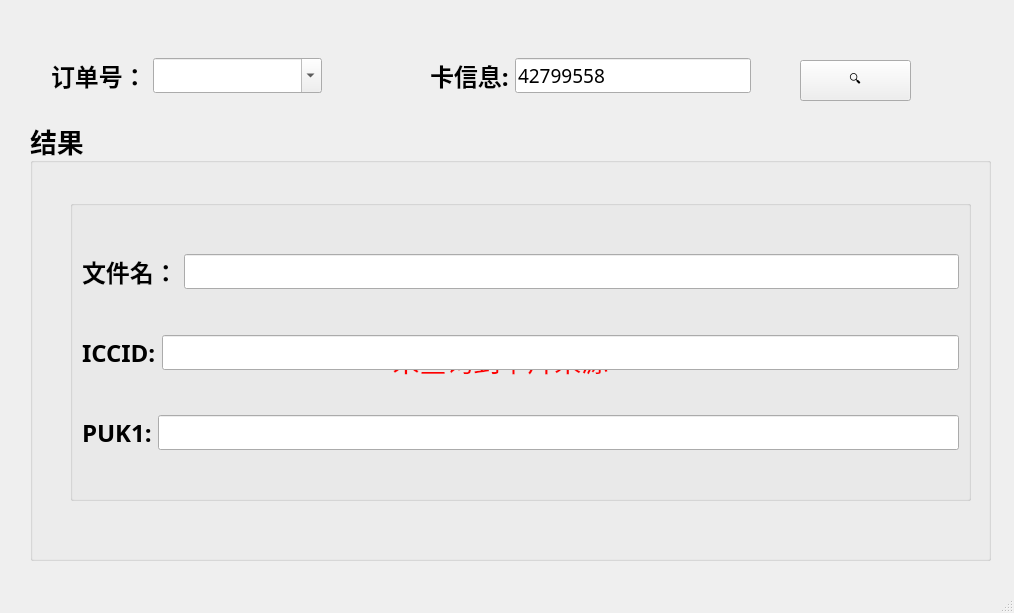
Before: the Qt Designer form res/ui/main_window.ui in zelviner/CardInfo, drawn with Qt 5.
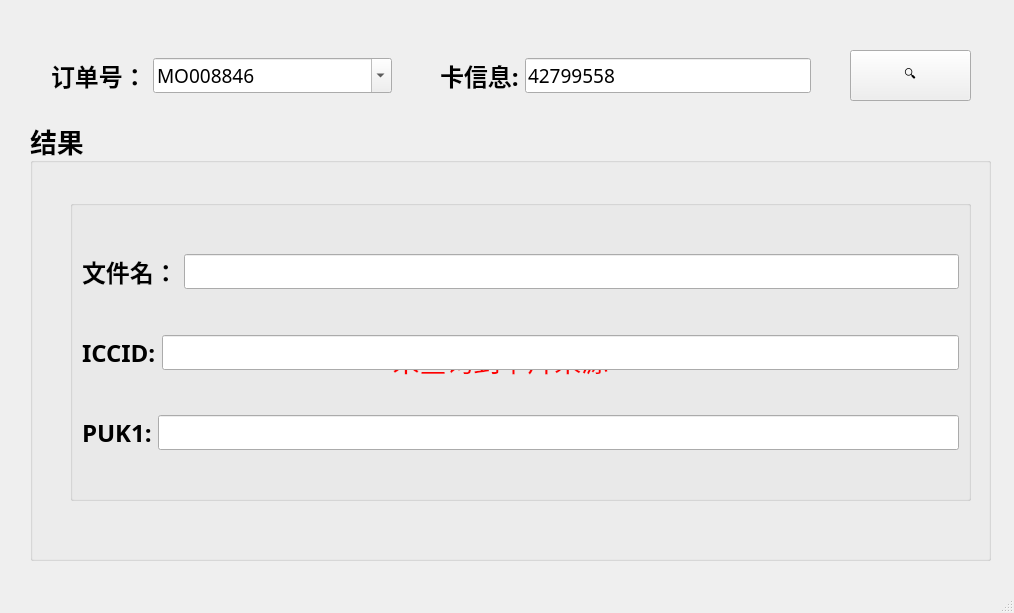
After: the same form once the commit is applied.

Commit message: add download_loading ui

Patch:
```diff
--- a/res/ui/main_window.ui
+++ b/res/ui/main_window.ui
@@ -17,10 +17,10 @@
    <widget class="QPushButton" name="query_btn">
     <property name="geometry">
      <rect>
-      <x>800</x>
-      <y>60</y>
-      <width>111</width>
-      <height>41</height>
+      <x>850</x>
+      <y>50</y>
+      <width>121</width>
+      <height>51</height>
      </rect>
     </property>
     <property name="text">
@@ -186,9 +186,9 @@
    <widget class="QWidget" name="layoutWidget">
     <property name="geometry">
      <rect>
-      <x>430</x>
+      <x>440</x>
       <y>50</y>
-      <width>321</width>
+      <width>371</width>
       <height>51</height>
      </rect>
     </property>
@@ -223,12 +223,12 @@
      </item>
     </layout>
    </widget>
-   <widget class="QWidget" name="">
+   <widget class="QWidget" name="layoutWidget">
     <property name="geometry">
      <rect>
       <x>51</x>
       <y>50</y>
-      <width>271</width>
+      <width>341</width>
       <height>51</height>
      </rect>
     </property>
@@ -260,7 +260,7 @@
         <bool>true</bool>
        </property>
        <property name="currentText">
-        <string/>
+        <string>MO008846</string>
        </property>
       </widget>
      </item>
```
Left out of the diff: 2 changed lines with no effect on the pictures. The commit also changes 1 other file.
